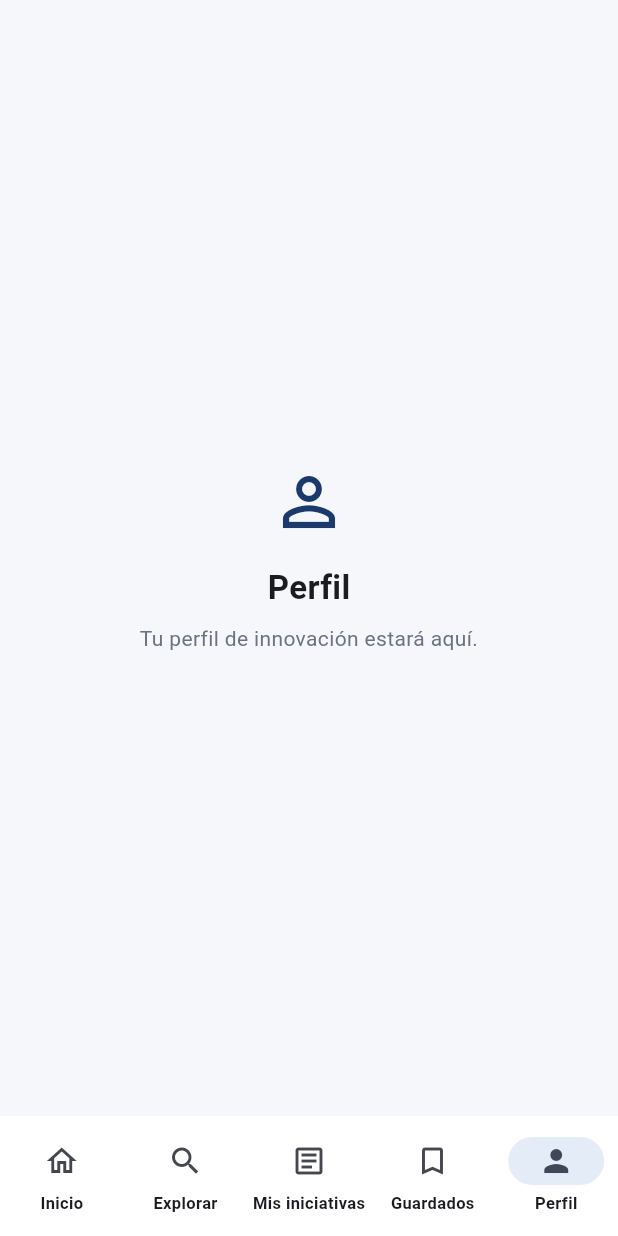
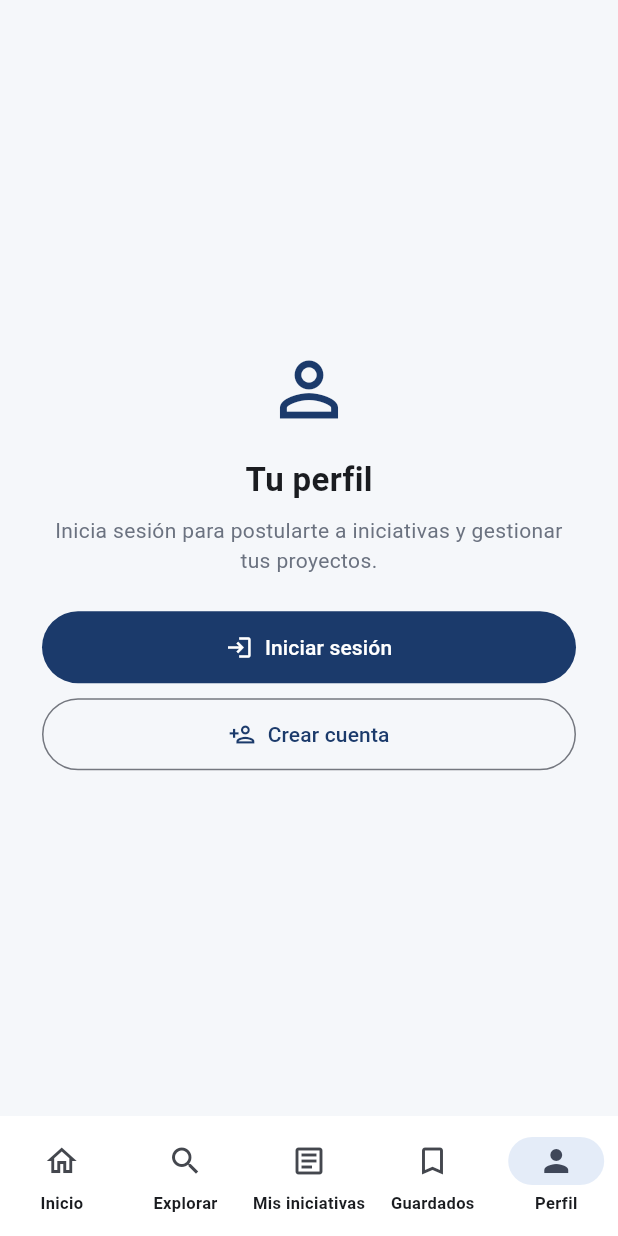
Before and after one commit to Luis-988/Desing-Thinking-Flutter, a Flutter app: the screen it shows after launch, item 5 of the bottom bar chosen, on a phone screen of 412 x 824 dp. Run offline on Flutter 3.47's test engine with Material 3 defaults, Android fonts, the phone set to English and light mode, and no system bars; accounts and stored records are empty.

Commit message:
Solucion de errores y update de perfil

```diff
--- a/Desarrollo/lib/features/initiatives/pages/feed_page.dart
+++ b/Desarrollo/lib/features/initiatives/pages/feed_page.dart
@@ -2,6 +2,7 @@ import 'package:flutter/material.dart';
 
 import '../../../core/theme/app_theme.dart';
 import '../models/initiative.dart';
+import '../../profile/pages/profile_page.dart';
 import 'initiative_pages.dart';
 
 class FeedPage extends StatefulWidget {
@@ -18,6 +19,8 @@ class _FeedPageState extends State<FeedPage> {
   int selectedTab = 0;
   final List<Initiative> myInitiatives = [];
   final Set<String> savedInitiativeIds = {};
+  ProfileUser? currentUser;
+  ProfileUser? registeredUser;
   final List<InitiativeApplication> applications = [
     InitiativeApplication(
       id: 'received-laura',
@@ -74,12 +77,6 @@ class _FeedPageState extends State<FeedPage> {
     }).toList();
   }
 
-  int _applicationCountFor(Initiative initiative) {
-    return applications
-        .where((application) => application.initiativeId == initiative.id)
-        .length;
-  }
-
   @override
   Widget build(BuildContext context) {
     return Scaffold(
@@ -134,33 +131,57 @@ class _FeedPageState extends State<FeedPage> {
     if (selectedTab == 2) return _myInitiativesPage();
     if (selectedTab == 3) return _savedPage();
 
-    final pages = [
-      ('Perfil', Icons.person_outline, 'Tu perfil de innovación estará aquí.'),
-    ];
-    final page = pages[selectedTab - 4];
+    return ProfilePage(
+      user: currentUser,
+      onLogin: () => _openAuth(false),
+      onRegister: () => _openAuth(true),
+      onLogout: () => setState(() => currentUser = null),
+    );
+  }
 
-    return Center(
-      child: Padding(
-        padding: const EdgeInsets.all(32),
-        child: Column(
-          mainAxisAlignment: MainAxisAlignment.center,
-          children: [
-            Icon(page.$2, size: 52, color: AppTheme.navy),
-            const SizedBox(height: 16),
-            Text(
-              page.$1,
-              style: const TextStyle(fontSize: 22, fontWeight: FontWeight.bold),
-            ),
-            const SizedBox(height: 8),
-            Text(
-              page.$3,
-              textAlign: TextAlign.center,
-              style: const TextStyle(color: Color(0xFF6B7280)),
-            ),
-          ],
+  Future<void> _openAuth(bool startInRegisterMode) async {
+    final user = await Navigator.push<ProfileUser>(
+      context,
+      MaterialPageRoute(
+        builder: (_) => AuthPage(
+          startInRegisterMode: startInRegisterMode,
+          onSubmit: _authenticate,
         ),
       ),
     );
+    if (user != null && mounted) setState(() => currentUser = user);
+  }
+
+  Future<AuthResult> _authenticate({
+    required bool isRegistering,
+    required String name,
+    required String email,
+    required String program,
+    required String semester,
+    required String password,
+  }) async {
+    if (isRegistering) {
+      if (registeredUser != null) {
+        return const AuthResult.failure(
+          'Ya existe una cuenta en esta sesión. Inicia sesión para continuar.',
+        );
+      }
+      final user = ProfileUser(
+        name: name,
+        email: email,
+        program: program,
+        semester: semester,
+        password: password,
+      );
+      registeredUser = user;
+      return AuthResult.success(user);
+    }
+
+    final user = registeredUser;
+    if (user == null || user.email != email || user.password != password) {
+      return const AuthResult.failure('El correo o la contraseña no son correctos.');
+    }
+    return AuthResult.success(user);
   }
 
   Widget _savedPage() {
@@ -666,7 +687,7 @@ class _FeedPageState extends State<FeedPage> {
         children: [
           Row(
             children: [
-              if (_applicationCountFor(initiative) > 3)
+              if (initiative.isPopular)
                 _tag('MÁS POPULAR', const Color(0xFFE8530A), Colors.white),
               const Spacer(),
               if (onDelete != null)
--- /dev/null
+++ b/Desarrollo/lib/features/profile/pages/profile_page.dart
@@ -0,0 +1,373 @@
+import 'package:flutter/material.dart';
+
+import '../../../core/theme/app_theme.dart';
+
+class ProfileUser {
+  final String name;
+  final String email;
+  final String program;
+  final String semester;
+  final String password;
+
+  const ProfileUser({
+    required this.name,
+    required this.email,
+    required this.program,
+    required this.semester,
+    required this.password,
+  });
+}
+
+class AuthResult {
+  final ProfileUser? user;
+  final String? error;
+
+  const AuthResult.success(this.user) : error = null;
+  const AuthResult.failure(this.error) : user = null;
+}
+
+class ProfilePage extends StatelessWidget {
+  final ProfileUser? user;
+  final VoidCallback onLogin;
+  final VoidCallback onRegister;
+  final VoidCallback onLogout;
+
+  const ProfilePage({
+    super.key,
+    required this.user,
+    required this.onLogin,
+    required this.onRegister,
+    required this.onLogout,
+  });
+
+  @override
+  Widget build(BuildContext context) {
+    final currentUser = user;
+    if (currentUser == null) {
+      return _GuestProfile(onLogin: onLogin, onRegister: onRegister);
+    }
+
+    return ListView(
+      padding: const EdgeInsets.fromLTRB(20, 28, 20, 32),
+      children: [
+        const Text(
+          'Mi perfil',
+          style: TextStyle(fontSize: 24, fontWeight: FontWeight.bold),
+        ),
+        const SizedBox(height: 22),
+        Center(
+          child: CircleAvatar(
+            radius: 38,
+            backgroundColor: const Color(0xFFE4ECF8),
+            child: Text(
+              _initials(currentUser.name),
+              style: const TextStyle(
+                color: AppTheme.navy,
+                fontSize: 24,
+                fontWeight: FontWeight.bold,
+              ),
+            ),
+          ),
+        ),
+        const SizedBox(height: 12),
+        Center(
+          child: Text(
+            currentUser.name,
+            style: const TextStyle(fontSize: 21, fontWeight: FontWeight.bold),
+          ),
+        ),
+        const SizedBox(height: 4),
+        Center(
+          child: Text(
+            currentUser.email,
+            style: const TextStyle(color: Color(0xFF6B7280)),
+          ),
+        ),
+        const SizedBox(height: 28),
+        const Text(
+          'Información académica',
+          style: TextStyle(fontSize: 16, fontWeight: FontWeight.bold),
+        ),
+        const SizedBox(height: 10),
+        _InfoTile(
+          icon: Icons.school_outlined,
+          label: 'Programa académico',
+          value: currentUser.program,
+        ),
+        _InfoTile(
+          icon: Icons.calendar_today_outlined,
+          label: 'Semestre',
+          value: currentUser.semester,
+        ),
+        const SizedBox(height: 22),
+        OutlinedButton.icon(
+          onPressed: onLogout,
+          icon: const Icon(Icons.logout),
+          label: const Text('Cerrar sesión'),
+          style: OutlinedButton.styleFrom(
+            foregroundColor: const Color(0xFFB42318),
+            side: const BorderSide(color: Color(0xFFB42318)),
+            padding: const EdgeInsets.symmetric(vertical: 14),
+          ),
+        ),
+      ],
+    );
+  }
+
+  String _initials(String name) {
+    final parts = name.trim().split(RegExp(r'\s+'));
+    if (parts.length == 1) return parts.first.substring(0, 1).toUpperCase();
+    return '${parts.first[0]}${parts.last[0]}'.toUpperCase();
+  }
+}
+
+class _GuestProfile extends StatelessWidget {
+  final VoidCallback onLogin;
+  final VoidCallback onRegister;
+
+  const _GuestProfile({required this.onLogin, required this.onRegister});
+
+  @override
+  Widget build(BuildContext context) {
+    return Center(
+      child: SingleChildScrollView(
+        padding: const EdgeInsets.all(28),
+        child: Column(
+          mainAxisAlignment: MainAxisAlignment.center,
+          children: [
+            const Icon(Icons.person_outline, size: 58, color: AppTheme.navy),
+            const SizedBox(height: 16),
+            const Text(
+              'Tu perfil',
+              style: TextStyle(fontSize: 22, fontWeight: FontWeight.bold),
+            ),
+            const SizedBox(height: 8),
+            const Text(
+              'Inicia sesión para postularte a iniciativas y gestionar tus proyectos.',
+              textAlign: TextAlign.center,
+              style: TextStyle(color: Color(0xFF6B7280)),
+            ),
+            const SizedBox(height: 24),
+            SizedBox(
+              width: double.infinity,
+              child: FilledButton.icon(
+                onPressed: onLogin,
+                icon: const Icon(Icons.login),
+                label: const Text('Iniciar sesión'),
+                style: FilledButton.styleFrom(
+                  backgroundColor: AppTheme.navy,
+                  padding: const EdgeInsets.symmetric(vertical: 14),
+                ),
+              ),
+            ),
+            const SizedBox(height: 10),
+            SizedBox(
+              width: double.infinity,
+              child: OutlinedButton.icon(
+                onPressed: onRegister,
+                icon: const Icon(Icons.person_add_outlined),
+                label: const Text('Crear cuenta'),
+                style: OutlinedButton.styleFrom(
+                  foregroundColor: AppTheme.navy,
+                  padding: const EdgeInsets.symmetric(vertical: 14),
+                ),
+              ),
+            ),
+          ],
+        ),
+      ),
+    );
+  }
+}
+
+class _InfoTile extends StatelessWidget {
+  final IconData icon;
+  final String label;
+  final String value;
+
+  const _InfoTile({
+    required this.icon,
+    required this.label,
+    required this.value,
+  });
+
+  @override
+  Widget build(BuildContext context) {
+    return ListTile(
+      contentPadding: EdgeInsets.zero,
+      leading: Icon(icon, color: AppTheme.navy),
+      title: Text(label, style: const TextStyle(fontSize: 12, color: Color(0xFF6B7280))),
+      subtitle: Text(value, style: const TextStyle(fontWeight: FontWeight.w600)),
+    );
+  }
+}
+
+class AuthPage extends StatefulWidget {
+  final bool startInRegisterMode;
+  final Future<AuthResult> Function({
+    required bool isRegistering,
+    required String name,
+    required String email,
+    required String program,
+    required String semester,
+    required String password,
+  }) onSubmit;
+
+  const AuthPage({
+    super.key,
+    required this.startInRegisterMode,
+    required this.onSubmit,
+  });
+
+  @override
+  State<AuthPage> createState() => _AuthPageState();
+}
+
+class _AuthPageState extends State<AuthPage> {
+  late bool isRegistering = widget.startInRegisterMode;
+  final nameController = TextEditingController();
+  final emailController = TextEditingController();
+  final programController = TextEditingController();
+  final semesterController = TextEditingController();
+  final passwordController = TextEditingController();
+  bool isSubmitting = false;
+  String? errorMessage;
+
+  @override
+  void dispose() {
+    nameController.dispose();
+    emailController.dispose();
+    programController.dispose();
+    semesterController.dispose();
+    passwordController.dispose();
+    super.dispose();
+  }
+
+  Future<void> _submit() async {
+    FocusManager.instance.primaryFocus?.unfocus();
+    final email = emailController.text.trim().toLowerCase();
+    final password = passwordController.text;
+    if (email.isEmpty || !email.contains('@')) {
+      setState(() => errorMessage = 'Escribe un correo electrónico válido.');
+      return;
+    }
+    if (password.length < 6) {
+      setState(() => errorMessage = 'La contraseña debe tener al menos 6 caracteres.');
+      return;
+    }
+    if (isRegistering && nameController.text.trim().isEmpty) {
+      setState(() => errorMessage = 'Escribe tu nombre completo.');
+      return;
+    }
+
+    setState(() {
+      isSubmitting = true;
+      errorMessage = null;
+    });
+    final result = await widget.onSubmit(
+      isRegistering: isRegistering,
+      name: nameController.text.trim(),
+      email: email,
+      program: programController.text.trim(),
+      semester: semesterController.text.trim(),
+      password: password,
+    );
+    if (!mounted) return;
+    setState(() {
+      isSubmitting = false;
+      errorMessage = result.error;
+    });
+    if (result.user != null) Navigator.pop(context, result.user);
+  }
+
+  @override
+  Widget build(BuildContext context) {
+    return Scaffold(
+      appBar: AppBar(title: Text(isRegistering ? 'Crear cuenta' : 'Iniciar sesión')),
+      body: Form(
+        child: ListView(
+          padding: const EdgeInsets.fromLTRB(20, 18, 20, 28),
+          children: [
+            Text(
+              isRegistering ? 'Crea tu perfil de innovación' : 'Bienvenido de nuevo',
+              style: const TextStyle(fontSize: 24, fontWeight: FontWeight.bold),
+            ),
+            const SizedBox(height: 8),
+            Text(
+              isRegistering
+                  ? 'Completa tus datos para conectar con otros estudiantes.'
+                  : 'Ingresa tus datos para continuar.',
+              style: const TextStyle(color: Color(0xFF6B7280)),
+            ),
+            const SizedBox(height: 24),
+            if (isRegistering) ...[
+              _input(nameController, 'Nombre completo', Icons.person_outline),
+              const SizedBox(height: 12),
+            ],
+            _input(emailController, 'Correo electrónico', Icons.email_outlined,
+                keyboardType: TextInputType.emailAddress),
+            const SizedBox(height: 12),
+            if (isRegistering) ...[
+              _input(programController, 'Programa académico', Icons.school_outlined),
+              const SizedBox(height: 12),
+              _input(semesterController, 'Semestre', Icons.calendar_today_outlined),
+              const SizedBox(height: 12),
+            ],
+            _input(passwordController, 'Contraseña', Icons.lock_outline, obscureText: true),
+            if (errorMessage != null) ...[
+              const SizedBox(height: 12),
+              Text(errorMessage!, style: const TextStyle(color: Color(0xFFB42318))),
+            ],
+            const SizedBox(height: 22),
+            SizedBox(
+              height: 50,
+              child: FilledButton(
+                onPressed: isSubmitting ? null : _submit,
+                style: FilledButton.styleFrom(backgroundColor: AppTheme.navy),
+                child: isSubmitting
+                    ? const SizedBox(
+                        width: 20,
+                        height: 20,
+                        child: CircularProgressIndicator(strokeWidth: 2, color: Colors.white),
+                      )
+                    : Text(isRegistering ? 'Crear cuenta' : 'Iniciar sesión'),
+              ),
+            ),
+            const SizedBox(height: 14),
+            TextButton(
+              onPressed: isSubmitting
+                  ? null
+                  : () => setState(() {
+                        isRegistering = !isRegistering;
+                        errorMessage = null;
+                      }),
+              child: Text(
+                isRegistering
+                    ? 'Ya tengo una cuenta'
+                    : '¿Aún no tienes cuenta? Crear una',
+              ),
+            ),
+          ],
+        ),
+      ),
+    );
+  }
+
+  Widget _input(
+    TextEditingController controller,
+    String label,
+    IconData icon, {
+    bool obscureText = false,
+    TextInputType? keyboardType,
+  }) {
+    return TextField(
+      controller: controller,
+      obscureText: obscureText,
+      keyboardType: keyboardType,
+      decoration: InputDecoration(
+        labelText: label,
+        prefixIcon: Icon(icon),
+      ),
+    );
+  }
+}
```
Also changed, not shown: Desarrollo/lib/features/initiatives/pages/initiative_pages.dart (+71 -27 lines), 1 other file.
